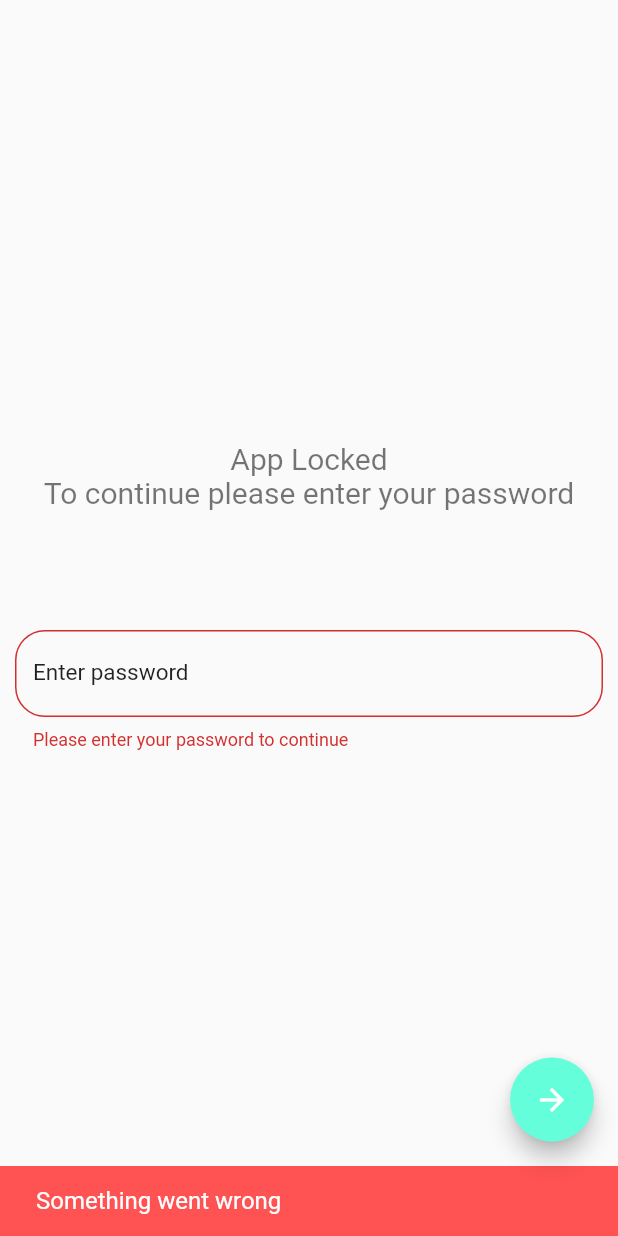
After one commit to Kreck-Projekt/DoorOpenerApp_old, a Flutter app: the PasswordAuth screen opened directly, after a tap on the "arrow forward" icon, on a phone screen of 412 x 824 dp. The commit adds this screen. Run offline on Flutter 3.47's test engine with Material 2 defaults, Android fonts, the phone set to English and light mode, and no system bars; our stand-ins replace convert, flutter_secure_storage, shared_preferences, sleek_circular_slider; missing offline and left inert: cryptography, tcp_socket_connection; accounts and stored records are empty; Roboto replaces fonts that are missing (Merriweather).

Commit message:
Added password auth at beginning

```diff
--- a/raspberry_pi_door_opener/lang/de.json
+++ b/raspberry_pi_door_opener/lang/de.json
@@ -25,6 +25,9 @@
   "change_password_password_label": "Neues Passwort",
   "change_password_password_hint": "Gebe ein zulässiges Passwort ein",
   "change_password_confirm_password_label": "Neues Passwort bestätigen",
-  "change_password_confirm_password_hint": "Bitte bestätige dein Password",
-  "home_screen_change_password": "Passwort ändern"
+  "change_password_confirm_password_hint": "Bitte bestätige dein Passwort",
+  "home_screen_change_password": "Passwort ändern",
+  "password_auth_explanation": "App Gesperrt\nUm fortzufahren bitte Passwort eingeben",
+  "password_auth_password_label": "Passwort",
+  "password_auth_password_hint": "Gebe dein Passwort ein um die App zu entsperren"
 }
--- a/raspberry_pi_door_opener/lang/en.json
+++ b/raspberry_pi_door_opener/lang/en.json
@@ -26,5 +26,8 @@
   "change_password_password_hint": "Enter a valid password",
   "change_password_confirm_password_label": "Confirm password",
   "change_password_confirm_password_hint": "Please confirm your password",
-  "home_screen_change_password": "change password"
+  "home_screen_change_password": "change password",
+  "password_auth_explanation": "App Locked\nTo continue please enter your password",
+  "password_auth_password_label": "Enter password",
+  "password_auth_password_hint": "Please enter your password to continue"
 }
--- a/raspberry_pi_door_opener/lib/frontend/screens/homescreen.dart
+++ b/raspberry_pi_door_opener/lib/frontend/screens/homescreen.dart
@@ -59,6 +59,7 @@ class _HomescreenState extends State<Homescreen> {
         body: Container(
           child: ListView(
             children: [
+              SizedBox(height: (MediaQuery.of(context).size.height) * 0.25,),
               Column(
                 mainAxisAlignment: MainAxisAlignment.center,
                 children: [
@@ -145,7 +146,7 @@ class _HomescreenState extends State<Homescreen> {
                     ),
                   ),
                   SizedBox(
-                    height: MediaQuery.of(context).size.height * 0.3,
+                    height: MediaQuery.of(context).size.height * 0.1,
                   ),
                   Row(
                     children: <Widget>[
--- a/raspberry_pi_door_opener/lib/frontend/screens/init.dart
+++ b/raspberry_pi_door_opener/lib/frontend/screens/init.dart
@@ -1,6 +1,5 @@
 import 'package:flutter/material.dart';
-import 'package:raspberry_pi_door_opener/frontend/screens/first_start.dart';
-import 'package:raspberry_pi_door_opener/frontend/screens/homescreen.dart';
+import 'package:raspberry_pi_door_opener/frontend/screens/password_auth.dart';
 import 'package:raspberry_pi_door_opener/frontend/screens/set_password.dart';
 import 'package:shared_preferences/shared_preferences.dart';
 
@@ -24,7 +23,7 @@ class _InitAppState extends State<InitApp> {
           builder: (BuildContext context) => SetPassword()));
     }  else {
       Navigator.of(context).pushReplacement(MaterialPageRoute(
-          builder: (BuildContext context) => Homescreen()));
+          builder: (BuildContext context) => PasswordAuth()));
     }
   }
 
--- /dev/null
+++ b/raspberry_pi_door_opener/lib/frontend/screens/password_auth.dart
@@ -0,0 +1,127 @@
+import 'package:cryptography/cryptography.dart';
+import 'package:convert/convert.dart';
+import 'package:flutter/material.dart';
+import 'package:raspberry_pi_door_opener/frontend/screens/homescreen.dart';
+import 'package:raspberry_pi_door_opener/utils/cryptography/cryption.dart';
+import 'package:raspberry_pi_door_opener/utils/cryptography/key_manager.dart';
+import 'package:raspberry_pi_door_opener/utils/localizations/app_localizations.dart';
+
+
+class PasswordAuth extends StatefulWidget {
+  PasswordAuth({Key key}) : super(key: key);
+
+  @override
+  _PasswordAuthState createState() => _PasswordAuthState();
+}
+
+class _PasswordAuthState extends State<PasswordAuth> {
+  final _formKey = GlobalKey<FormState>();
+  final _passwordController = TextEditingController();
+
+  Widget _snackBar(String message) {
+    return SnackBar(
+      duration: Duration(seconds: 3),
+      backgroundColor: Colors.redAccent,
+      content: Text(
+        AppLocalizations.of(context).translate(message),
+        style: TextStyle(color: Colors.white, fontSize: 16),
+      ),
+    );
+  }
+
+  @override
+  Widget build(BuildContext context) {
+    return SafeArea(
+      child: Scaffold(
+        body: Container(
+          child: Column(
+            mainAxisAlignment: MainAxisAlignment.center,
+            children: [
+              Center(
+                child: Column(
+                  children: [
+                    SizedBox(
+                      height: 20,
+                    ),
+                    Container(
+                      padding: EdgeInsets.fromLTRB(10, 0, 10, 0),
+                      child: Text(
+                        AppLocalizations.of(context)
+                            .translate('password_auth_explanation'),
+                        style: Theme.of(context).textTheme.headline1.copyWith(
+                            fontSize: 20, fontWeight: FontWeight.normal),
+                        textAlign: TextAlign.center,
+                      ),
+                    ),
+                    // SizedBox(height: 10,),
+                    Container(
+                      padding: EdgeInsets.symmetric(
+                          vertical: 50.0, horizontal: 10.0),
+                      child: Form(
+                        key: _formKey,
+                        child: Column(
+                          children: <Widget>[
+                            SizedBox(
+                              height: 30,
+                            ),
+                            TextFormField(
+                              obscureText: true,
+                              style: Theme.of(context).textTheme.bodyText1,
+                              controller: _passwordController,
+                              autovalidateMode:
+                              AutovalidateMode.onUserInteraction,
+                              validator: (String value) {
+                                if (value.isEmpty) {
+                                  return AppLocalizations.of(context)
+                                      .translate(
+                                      'password_auth_password_hint');
+                                }
+                                return null;
+                              },
+                              decoration: InputDecoration(
+                                labelStyle:
+                                Theme.of(context).textTheme.bodyText1,
+                                labelText: AppLocalizations.of(context)
+                                    .translate(
+                                    'password_auth_password_label'),
+                                hintStyle:
+                                Theme.of(context).textTheme.bodyText1,
+                                hintText: AppLocalizations.of(context)
+                                    .translate(
+                                    'password_auth_password_hint'),
+                                border: OutlineInputBorder(
+                                    borderRadius: BorderRadius.circular(20)),
+                              ),
+                            ),
+                          ],
+                        ),
+                      ),
+                    )
+                  ],
+                ),
+              ),
+            ],
+          ),
+        ),
+        floatingActionButton: FloatingActionButton(
+          backgroundColor: Colors.tealAccent,
+          onPressed: () async {
+            if (_formKey.currentState.validate()) {
+              String password = _passwordController.text.toString();
+              final Nonce nonce = await KeyManager().getPasswordNonce();
+              String hashedPassword = hex.encode(await Cryption().passwordHash(password, nonce));
+              String hexPassword = await KeyManager().getHexPassword();
+              if (hashedPassword == hexPassword) {
+                Navigator.of(context).pushReplacement(MaterialPageRoute(
+                    builder: (BuildContext context) => Homescreen()));
+              }  else return ScaffoldMessenger.of(context)
+                  .showSnackBar(_snackBar('first_start_snackbar_message'));
+            }  else return ScaffoldMessenger.of(context)
+                .showSnackBar(_snackBar('first_start_snackbar_message'));
+          },
+          child: Icon(Icons.arrow_forward),
+        ),
+      ),
+    );
+  }
+}
--- a/raspberry_pi_door_opener/lib/main.dart
+++ b/raspberry_pi_door_opener/lib/main.dart
@@ -8,7 +8,7 @@ import 'utils/localizations/app_localizations.dart';
 void main() => runApp(MyApp());
 
 // TODO: Add Password Screen
-// TODO: Add QR-Code Setup(for 2. or more Devices)
+// TODO: Add QR-Code Setup(for 2. or more Devices) + Settings Slide Up
 // TODO: Add Explanation Screen
 
 class MyApp extends StatelessWidget {
--- a/raspberry_pi_door_opener/lib/utils/cryptography/cryption.dart
+++ b/raspberry_pi_door_opener/lib/utils/cryptography/cryption.dart
@@ -25,25 +25,22 @@ class Cryption {
     final hexNonce = hex.encode(uint8nonce);
     var encryptedHex = hex.encode(encrypted);
     var encryptedHexNonce = '$encryptedHex;$hexNonce';
-    print(encryptedHexNonce);
     return encryptedHexNonce;
   }
 
   // Hash the User Password with PBKDF2 Algorithm
   Future<List<int>> passwordHash(String password, Nonce nonce) async {
+    if (nonce == null) {
+      nonce = _cipher.newNonce();
+      KeyManager().safePasswordNonce(nonce);
+    }
     final pbkdf2 = Pbkdf2(
       macAlgorithm: Hmac(sha256),
       iterations: 100000,
       bits: 128,
     );
-    if (nonce == null) {
-      nonce = _cipher.newNonce();
-      KeyManager().safePasswordNonce(nonce);
-    }
-    final hashBytes =
+    final hashPassword =
         await pbkdf2.deriveBits(utf8.encode(password), nonce: nonce);
-    var hashPassword = hashBytes;
-    print(hashPassword);
     return hashPassword;
   }
 }
--- a/raspberry_pi_door_opener/lib/utils/tcp/tcp_connection.dart
+++ b/raspberry_pi_door_opener/lib/utils/tcp/tcp_connection.dart
@@ -72,6 +72,7 @@ class TCP{
       int port = await DataManager().getPort();
       String hashedPassword = await KeyManager().getHexPassword();
       String oldNewPassword = '$oldHexPassword;$hashedPassword';
+      print('new Password hash: $hashedPassword');
       String encryptedOldNewPassword = await Cryption().encrypt(oldNewPassword);
       final TcpSocketConnection _tcpSocketConnection = TcpSocketConnection(
           ip, port);
```
